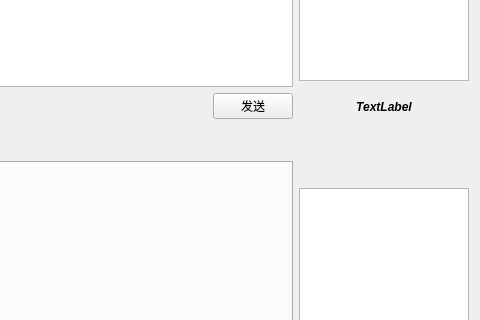
First picture: the form in gui/VChat.ui, repository PurePassersBy/ShacoRoom, before the edit; both pictures show x 301 to 781 and y 115 to 435 of the 781 by 819 pixel window.
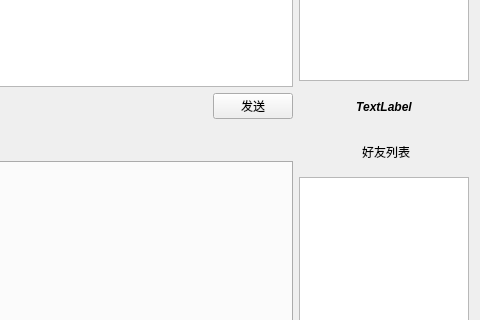
Second picture: the form after the edit.

Commit message: 添加好友列表label和消息框label

What changed in the file:
```diff
--- a/gui/VChat.ui
+++ b/gui/VChat.ui
@@ -212,7 +212,7 @@
          </property>
          <property name="sizeHint" stdset="0">
           <size>
-           <width>100</width>
+           <width>40</width>
            <height>20</height>
           </size>
          </property>
@@ -222,23 +222,38 @@
         <widget class="QLabel" name="friends_label">
          <property name="minimumSize">
           <size>
-           <width>50</width>
-           <height>50</height>
+           <width>70</width>
+           <height>38</height>
           </size>
          </property>
          <property name="maximumSize">
           <size>
-           <width>50</width>
-           <height>50</height>
+           <width>70</width>
+           <height>38</height>
           </size>
          </property>
          <property name="text">
-          <string/>
+          <string>好友列表</string>
+         </property>
+         <property name="alignment">
+          <set>Qt::AlignCenter</set>
          </property>
         </widget>
        </item>
        <item>
         <widget class="QLabel" name="notice_label">
+         <property name="minimumSize">
+          <size>
+           <width>42</width>
+           <height>38</height>
+          </size>
+         </property>
+         <property name="maximumSize">
+          <size>
+           <width>42</width>
+           <height>38</height>
+          </size>
+         </property>
          <property name="text">
           <string/>
          </property>
```
Left out of the diff: 2 changed lines with no effect on the pictures. The commit also changes 2 other files.
